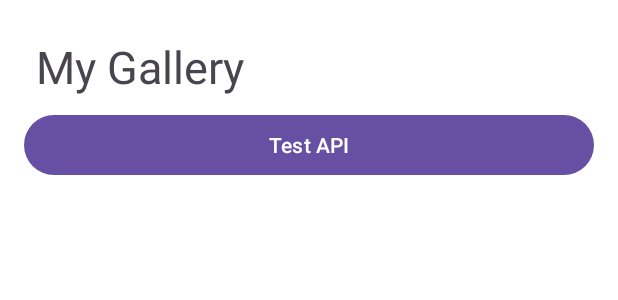
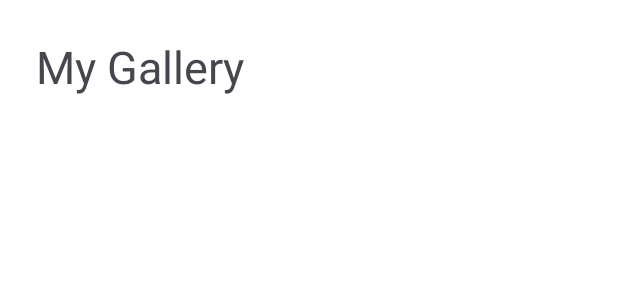
Before and after one commit to snuhcs-course/swpp-2023-project-team-9, an Android app: the layout fragment_gallery.xml on its own in the app's theme, with its tools: preview values and no code run, on a phone screen of 412 x 824 dp. Shown: the top 300 px of the screen. Run offline under Robolectric (Android 15) with nearby library versions, the light colour scheme and no system bars.

Commit message:
feat: add bottom tab navigator

```diff
--- a/frontend/app/src/main/AndroidManifest.xml
+++ b/frontend/app/src/main/AndroidManifest.xml
@@ -13,7 +13,7 @@
         android:theme="@style/Theme.LittleStudio"
         tools:targetApi="31">
         <activity
-            android:name=".MainActivity"
+            android:name=".ui.MainActivity"
             android:exported="true">
             <intent-filter>
                 <action android:name="android.intent.action.MAIN" />
@@ -23,4 +23,6 @@
         </activity>
     </application>
 
+
+
 </manifest>
--- a/frontend/app/src/main/java/com/littlestudio/ui/MypageFragment.java
+++ b/frontend/app/src/main/java/com/littlestudio/ui/MypageFragment.java
@@ -1,4 +1,4 @@
-package com.littlestudio;
+package com.littlestudio.ui;
 
 import android.os.Bundle;
 import android.view.LayoutInflater;
@@ -6,6 +6,8 @@ import android.view.View;
 import android.view.ViewGroup;
 
 import androidx.fragment.app.Fragment;
+
+import com.littlestudio.R;
 
 /**
  * A simple {@link Fragment} subclass.
--- a/frontend/app/src/main/java/com/littlestudio/ui/gallery/GalleryFragment.java
+++ b/frontend/app/src/main/java/com/littlestudio/ui/gallery/GalleryFragment.java
@@ -1,4 +1,4 @@
-package com.littlestudio;
+package com.littlestudio.ui.gallery;
 
 import android.os.Bundle;
 import android.view.LayoutInflater;
@@ -6,6 +6,8 @@ import android.view.View;
 import android.view.ViewGroup;
 
 import androidx.fragment.app.Fragment;
+
+import com.littlestudio.R;
 
 
 /**
--- a/frontend/app/src/main/res/layout/fragment_gallery.xml
+++ b/frontend/app/src/main/res/layout/fragment_gallery.xml
@@ -5,7 +5,7 @@
     android:layout_width="match_parent"
     android:layout_height="match_parent"
     android:background="@color/white"
-    tools:context=".MainActivity">
+    tools:context=".ui.MainActivity">
 
     <TextView
         android:id="@+id/gallery_title"
@@ -17,20 +17,4 @@
         android:textSize="30dp"
         app:layout_constraintTop_toTopOf="parent" />
 
-    <Button
-        android:id="@+id/test_api"
-        android:layout_width="match_parent"
-        android:layout_height="wrap_content"
-        android:layout_marginHorizontal="16dp"
-        android:layout_marginTop="8dp"
-        android:text="Test API"
-        app:layout_constraintTop_toBottomOf="@+id/gallery_title" />
-
-    <ImageView
-        android:id="@+id/test_api_result"
-        android:layout_width="match_parent"
-        android:layout_height="wrap_content"
-        android:layout_marginHorizontal="16dp"
-        app:layout_constraintTop_toBottomOf="@id/test_api" />
-
 </androidx.constraintlayout.widget.ConstraintLayout>
--- a/frontend/app/src/main/res/layout/fragment_settings.xml
+++ b/frontend/app/src/main/res/layout/fragment_settings.xml
@@ -5,7 +5,7 @@
     android:layout_width="match_parent"
     android:layout_height="match_parent"
     android:background="@color/white"
-    tools:context=".MainActivity">
+    tools:context=".ui.MainActivity">
 
     <TextView
         android:id="@+id/mypage_title"
```
Also changed, not shown: frontend/app/src/main/java/com/littlestudio/ui/MainActivity.java (+4 -66 lines), frontend/app/src/main/res/layout/activity_main.xml (+18 -6 lines).
